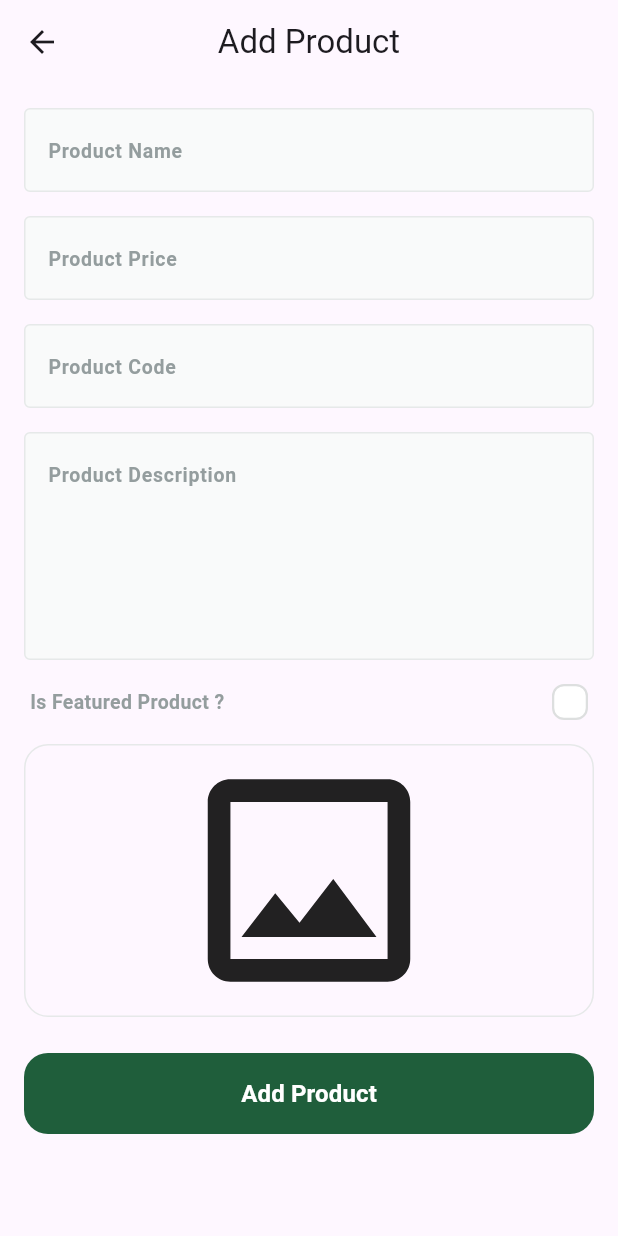
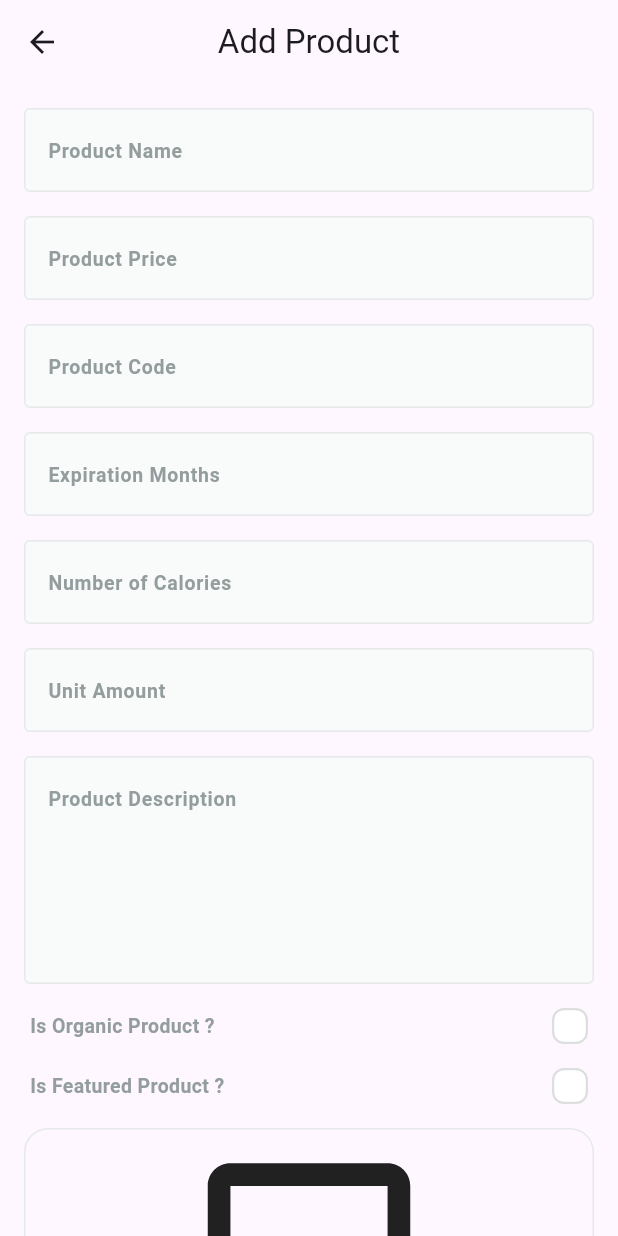
Before and after one commit to ragehh/Fruits-Hub-Dashboard, a Flutter app: the AddProductView screen opened by its route, on a phone screen of 412 x 824 dp. Run offline on Flutter 3.47's test engine with Material 3 defaults, Android fonts, the light colour scheme and no system bars; drawn by our look-alikes of modal_progress_hud_nsn, skeletonizer; our stand-ins replace cloud_firestore, dartz, firebase_core, firebase_storage, flutter_bloc, get_it and 1 more; accounts and stored records are empty; statements that could not run were skipped.

Commit message:
Add additional Data to Fruit Product

```diff
--- a/lib/features/add_product/domain/entities/add_product_input_entity.dart
+++ b/lib/features/add_product/domain/entities/add_product_input_entity.dart
@@ -5,17 +5,27 @@ class AddProductInputEntity {
   final String productCode;
   final String productDescription;
   final num productPrice;
+  final num avgRating = 0;
+  final num avgCount = 0;
+  final int expirationMonths;
+  final int numberOfCalories;
+  final int unitAmount;
   final File image;
   String? imageUrl;
   final bool isFeatured;
+  final bool isOrganic;
 
   AddProductInputEntity({
     required this.productName,
     required this.productCode,
     required this.productDescription,
     required this.productPrice,
+    required this.expirationMonths,
+    required this.numberOfCalories,
+    required this.unitAmount,
     required this.image,
     this.imageUrl,
     required this.isFeatured,
+    this.isOrganic = false,
   });
 }
--- a/lib/features/add_product/presentation/manager/add_product_cubit/add_product_cubit.dart
+++ b/lib/features/add_product/presentation/manager/add_product_cubit/add_product_cubit.dart
@@ -1,8 +1,8 @@
-import 'package:bloc/bloc.dart';
+import 'package:flutter/material.dart';
+import 'package:flutter_bloc/flutter_bloc.dart';
 import 'package:fruits_hub_dashboard/core/repos/images_repo/images_repo.dart';
 import 'package:fruits_hub_dashboard/core/repos/products_repo/products_repo.dart';
 import 'package:fruits_hub_dashboard/features/add_product/domain/entities/add_product_input_entity.dart';
-import 'package:meta/meta.dart';
 
 part 'add_product_state.dart';
 
--- a/lib/features/add_product/presentation/views/widgets/add_product_view_body.dart
+++ b/lib/features/add_product/presentation/views/widgets/add_product_view_body.dart
@@ -9,6 +9,7 @@ import 'package:fruits_hub_dashboard/features/add_product/domain/entities/add_pr
 import 'package:fruits_hub_dashboard/features/add_product/presentation/manager/add_product_cubit/add_product_cubit.dart';
 import 'package:fruits_hub_dashboard/features/add_product/presentation/views/widgets/image_field.dart';
 import 'package:fruits_hub_dashboard/features/add_product/presentation/views/widgets/is_featured_check_box.dart';
+import 'package:fruits_hub_dashboard/features/add_product/presentation/views/widgets/is_organic_check_box.dart';
 
 class AddProductViewBody extends StatefulWidget {
   const AddProductViewBody({super.key});
@@ -25,8 +26,12 @@ class _AddProductViewBodyState extends State<AddProductViewBody> {
   late String productCode;
   late String productDescription;
   late num productPrice;
+  late int expirationMonths;
+  late int numberOfCalories;
+  late int unitAmount;
   File? image;
   bool isFeatured = false;
+  bool isOrganic = false;
 
   @override
   Widget build(BuildContext context) {
@@ -65,11 +70,41 @@ class _AddProductViewBodyState extends State<AddProductViewBody> {
               const SizedBox(height: 16),
               CustomTextFormField(
                 onSaved: (value) {
+                  expirationMonths = int.parse(value!);
+                },
+                hintText: 'Expiration Months',
+                textInputType: TextInputType.number,
+              ),
+              const SizedBox(height: 16),
+              CustomTextFormField(
+                onSaved: (value) {
+                  numberOfCalories = int.parse(value!);
+                },
+                hintText: 'Number of Calories',
+                textInputType: TextInputType.number,
+              ),
+              const SizedBox(height: 16),
+              CustomTextFormField(
+                onSaved: (value) {
+                  unitAmount = int.parse(value!);
+                },
+                hintText: 'Unit Amount',
+                textInputType: TextInputType.number,
+              ),
+              const SizedBox(height: 16),
+              CustomTextFormField(
+                onSaved: (value) {
                   productDescription = value!;
                 },
                 hintText: 'Product Description',
                 textInputType: TextInputType.text,
                 maxLines: 5,
+              ),
+              const SizedBox(height: 16),
+              IsOrganicCheckBox(
+                onChanged: (value) {
+                  isOrganic = value;
+                },
               ),
               const SizedBox(height: 16),
               IsFeaturedCheckBox(
@@ -91,11 +126,15 @@ class _AddProductViewBodyState extends State<AddProductViewBody> {
                       _formKey.currentState!.save();
                       AddProductInputEntity inputEntity = AddProductInputEntity(
                         productName: productName,
+                        productPrice: productPrice,
                         productCode: productCode,
                         productDescription: productDescription,
-                        productPrice: productPrice,
+                        expirationMonths: expirationMonths,
+                        numberOfCalories: numberOfCalories,
+                        unitAmount: unitAmount,
                         image: image!,
                         isFeatured: isFeatured,
+                        isOrganic: isOrganic,
                       );
                       context.read<AddProductCubit>().addProduct(inputEntity);
                     } else {
--- /dev/null
+++ b/lib/features/add_product/presentation/views/widgets/is_organic_check_box.dart
@@ -0,0 +1,50 @@
+import 'package:flutter/material.dart';
+
+import '../../../../../core/utils/app_text_styles.dart';
+import 'custom_check_box.dart';
+
+class IsOrganicCheckBox extends StatefulWidget {
+  const IsOrganicCheckBox({super.key, required this.onChanged});
+
+  final ValueChanged<bool> onChanged;
+
+  @override
+  State<IsOrganicCheckBox> createState() => _IsOrganicCheckBoxState();
+}
+
+class _IsOrganicCheckBoxState extends State<IsOrganicCheckBox> {
+  bool isOrganicCheckBoxChecked = false;
+
+  @override
+  Widget build(BuildContext context) {
+    return Padding(
+      padding: const EdgeInsets.symmetric(horizontal: 4.0),
+      child: Row(
+        children: [
+          Text.rich(
+            textAlign: TextAlign.start,
+            TextSpan(
+              children: [
+                TextSpan(
+                  text: 'Is Organic Product ?',
+                  style: TextStyles.semiBold13.copyWith(
+                    color: Color(0xFF949D9E),
+                  ),
+                ),
+              ],
+            ),
+          ),
+          Spacer(),
+          CustomCheckBox(
+            isChecked: isOrganicCheckBoxChecked,
+            onChanged: (bool value) {
+              isOrganicCheckBoxChecked = value;
+              widget.onChanged(value);
+              setState(() {});
+            },
+          ),
+        ],
+      ),
+    );
+  }
+}
```
Also changed, not shown: lib/features/add_product/data/models/add_product_input_model.dart (+18 -0 lines).
